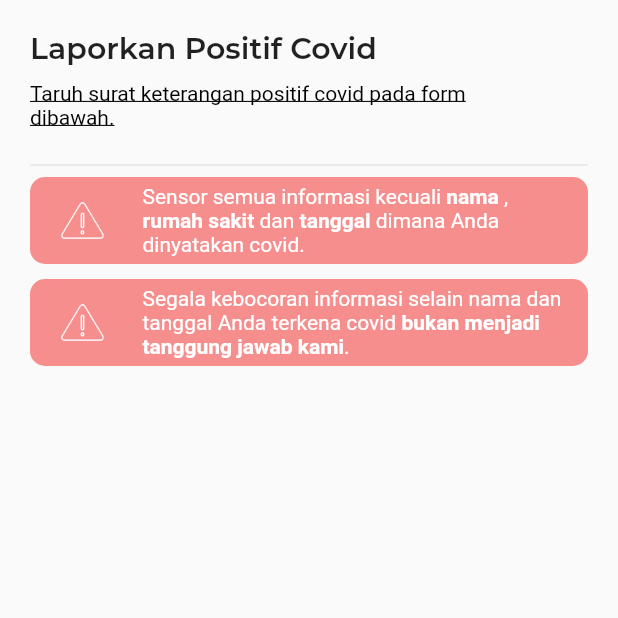
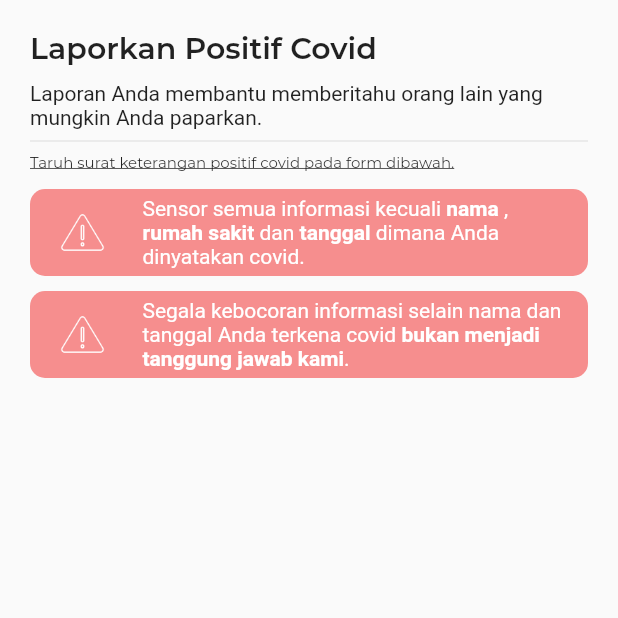
Before and after one commit to coronatorid/coronator, a Flutter app: the TimelineScreen screen opened by its route, after a tap on an icon or button, on a phone screen of 412 x 824 dp, the top half of it. Run offline on Flutter 3.47's test engine with Material 2 defaults, Android fonts, the phone set to English and light mode, and no system bars; our stand-ins replace font_awesome_flutter, geolocator, permission_handler, shared_preferences, synchronized; missing offline and left inert: workmanager; accounts and stored records are empty; Roboto replaces fonts that are missing (Hind); project files that could hold a hidden picture were left out.

Commit message:
Add some information into report positive cases

```diff
--- a/lib/src/controller/report_controller.dart
+++ b/lib/src/controller/report_controller.dart
@@ -4,6 +4,7 @@ import 'package:coronator/src/interface/report_interface.dart';
 import 'package:coronator/src/provider/report_provider.dart';
 import 'package:coronator/src/screen/report_screen.dart';
 import 'package:flutter/material.dart';
+import 'package:permission_handler/permission_handler.dart';
 import 'package:provider/provider.dart';
 import 'package:synchronized/synchronized.dart';
 
@@ -18,6 +19,13 @@ class ReportController implements ReportInterface {
   Widget build(BuildContext context) {
     ReportProvider reportProvider = ReportProvider(api);
     reportProvider.initialize(context);
+
+    WidgetsBinding.instance.addPostFrameCallback((_) async {
+      Map<Permission, PermissionStatus> statuses = await [
+        Permission.camera,
+      ].request();
+      print(statuses.toString());
+    });
 
     return ChangeNotifierProvider(
       create: (context) {
--- a/lib/src/screen/report_screen.dart
+++ b/lib/src/screen/report_screen.dart
@@ -41,27 +41,27 @@ class ReportScreen extends StatelessWidget {
                   children: [
                     Container(
                       width: 350,
-                      child: RichText(
-                        text: TextSpan(
-                          style: TextStyle(
-                            color: Colors.black,
-                            fontFamily: 'Hind',
-                          ),
-                          children: [
-                            TextSpan(
-                              text:
-                                  "Taruh surat keterangan positif covid pada form dibawah.\n",
-                              style: TextStyle(
-                                decoration: TextDecoration.underline,
-                              ),
-                            ),
-                          ],
+                      child: Text(
+                        "Laporan Anda membantu memberitahu orang lain yang mungkin Anda paparkan.",
+                        style: TextStyle(
+                          fontFamily: 'Hind',
                         ),
                       ),
                     ),
                   ],
                 ),
                 Divider(),
+                Row(
+                  children: [
+                    Text(
+                      "Taruh surat keterangan positif covid pada form dibawah.\n",
+                      style: TextStyle(
+                        decoration: TextDecoration.underline,
+                        fontSize: 10,
+                      ),
+                    ),
+                  ],
+                ),
                 buildAlert1(),
                 SizedBox(
                   height: 10,
```
Also changed, not shown: assets/images/800x600.png (added), 1 other file.
